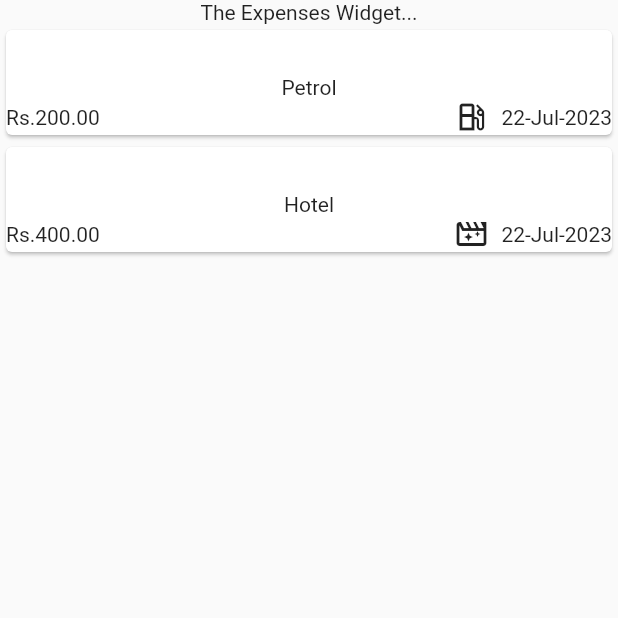
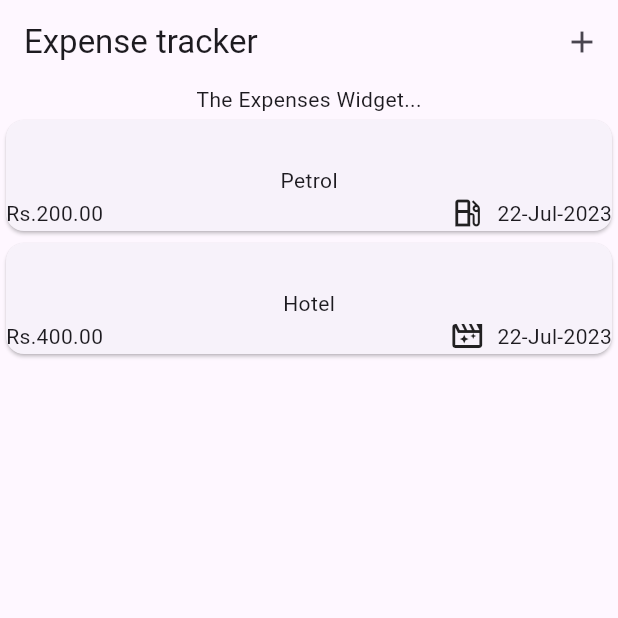
Before and after one commit to bhuphathi/expense_tracker, a Flutter app: the screen it shows after launch, on a phone screen of 412 x 824 dp, the top half of it. Run offline on Flutter 3.47's test engine with Material 2 defaults, Android fonts, the phone set to English and light mode, and no system bars.

Commit message:
feat: material3 theme enabaled and appbar added

```diff
--- a/lib/main.dart
+++ b/lib/main.dart
@@ -4,8 +4,9 @@ import 'package:expense_tracker/screens/expenses_screen.dart';
 
 void main() {
   runApp(
-    const MaterialApp(
-      home: ExpensesScreen(),
+    MaterialApp(
+      theme: ThemeData(useMaterial3: true),
+      home: const ExpensesScreen(),
     ),
   );
 }
--- a/lib/screens/expenses_screen.dart
+++ b/lib/screens/expenses_screen.dart
@@ -28,6 +28,15 @@ class _ExpensesScreenState extends State<ExpensesScreen> {
   @override
   Widget build(context) {
     return Scaffold(
+      appBar: AppBar(
+        title: const Text("Expense tracker"),
+        actions: [
+          IconButton(
+            onPressed: () {},
+            icon: const Icon(Icons.add),
+          ),
+        ],
+      ),
       body: Column(
         children: [
           const Text(
```
